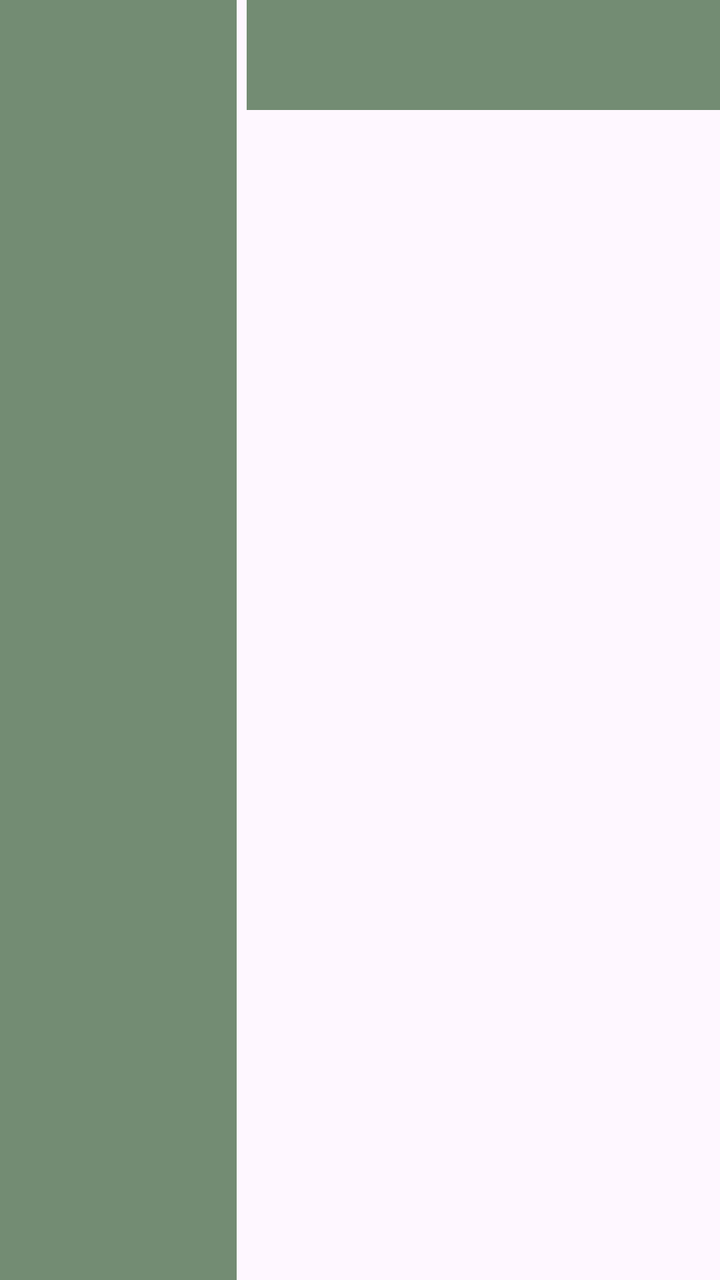
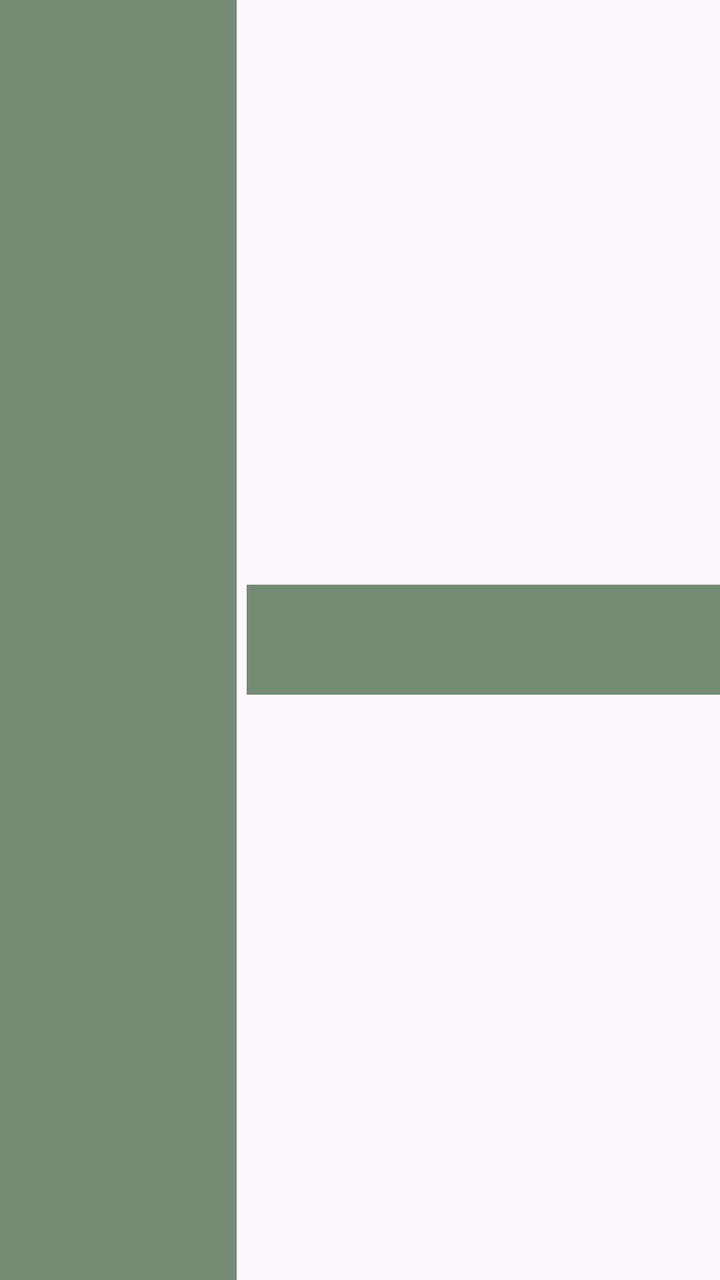

Before-and-after screenshots of an Android layout around one commit, followed by the original layout XML and the change that was made.
<!-- AndroidManifest.xml: application theme Theme.TraceRoute -->
<!-- res/layout/view_handheld_table_row.xml -->
<?xml version="1.0" encoding="utf-8"?>
<LinearLayout xmlns:android="http://schemas.android.com/apk/res/android"
    android:layout_width="match_parent"
    android:layout_height="wrap_content"
    android:orientation="horizontal"
    android:layout_marginBottom="@dimen/handheld_offset_10">

    <TextView
        android:id="@+id/handheld_table_key"
        style="@style/handheld_record"
        android:layout_width="0dp"
        android:layout_height="match_parent"
        android:layout_weight="1" />

    <TextView
        android:id="@+id/handheld_table_value"
        style="@style/handheld_record"
        android:layout_width="0dp"
        android:layout_height="wrap_content"
        android:layout_weight="2"
        android:layout_marginStart="@dimen/handheld_offset_5" />

</LinearLayout>
<!-- resources referenced by this layout -->
<resources>
  <dimen name="handheld_offset_10">10dp</dimen>
  <dimen name="handheld_offset_5">5dp</dimen>
  <style name="handheld_record" parent="handheld_display_text">
          <item name="android:textColor">@color/handheld_record_txt</item>
          <item name="android:background">@color/handheld_record_bg</item>
          <item name="android:padding">@dimen/handheld_offset_10</item>
      </style>
  <style name="Theme.TraceRoute" parent="Base.Theme.TraceRoute" />
  <style name="handheld_display_text">
          <item name="android:fontFamily">@font/micro5_regular</item>
          <item name="android:textSize">26dp</item>
      </style>
  <color name="handheld_record_txt">#394639</color>
  <color name="handheld_record_bg">#738C73</color>
  <style name="Base.Theme.TraceRoute" parent="Theme.Material3.DayNight.NoActionBar">
          
          
      </style>
</resources>

<!-- the commit's change to res/layout/view_handheld_table_row.xml (unified diff, before → after) -->
@@ -3,14 +3,16 @@
     android:layout_width="match_parent"
     android:layout_height="wrap_content"
     android:orientation="horizontal"
-    android:layout_marginBottom="@dimen/handheld_offset_10">
+    android:layout_marginBottom="@dimen/handheld_offset_10"
+    android:minHeight="48dp">
 
     <TextView
         android:id="@+id/handheld_table_key"
         style="@style/handheld_record"
         android:layout_width="0dp"
         android:layout_height="match_parent"
-        android:layout_weight="1" />
+        android:layout_weight="1"
+        android:gravity="center_vertical" />
 
     <TextView
         android:id="@+id/handheld_table_value"
@@ -18,6 +20,7 @@
         android:layout_width="0dp"
         android:layout_height="wrap_content"
         android:layout_weight="2"
-        android:layout_marginStart="@dimen/handheld_offset_5" />
+        android:layout_marginStart="@dimen/handheld_offset_5"
+        android:gravity="center_vertical" />
 
 </LinearLayout>
<!-- resource entries referenced after the edit -->
@@ -6,6 +6,7 @@
           <item name="android:textColor">@color/handheld_record_txt</item>
           <item name="android:background">@color/handheld_record_bg</item>
           <item name="android:padding">@dimen/handheld_offset_10</item>
+          <item name="android:foreground">?attr/selectableItemBackground</item>
       </style>
   <style name="Theme.TraceRoute" parent="Base.Theme.TraceRoute" />
   <style name="handheld_display_text">
